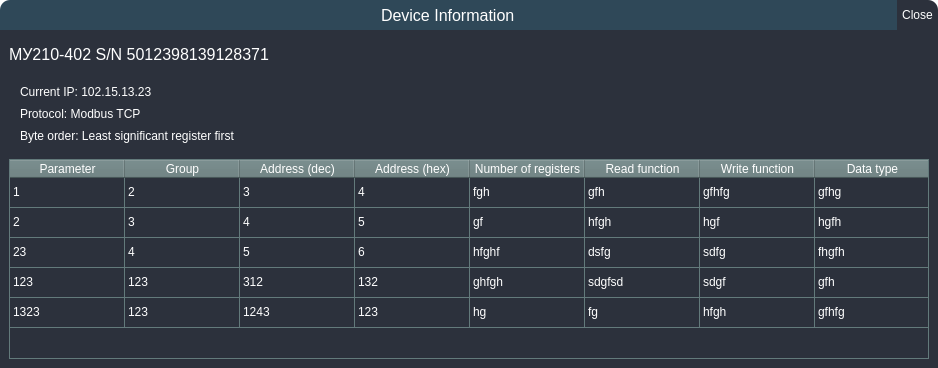
First picture: the form in UI/forms/DeviceParamListWindow.ui, repository romangolovkou/AQteck_toolMAX, before the edit.
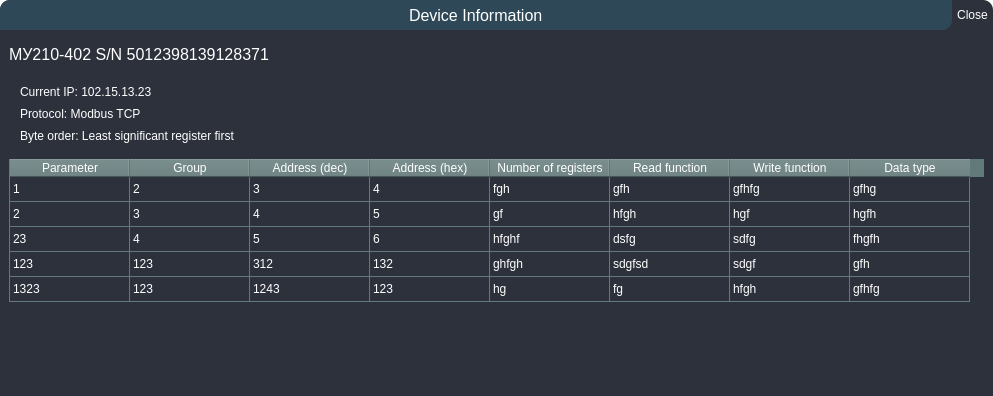
Second picture: the form after the edit. Custom widgets are drawn as their Qt base class.

Commit message: New Param list window Just try resize any column and enjoy it

Diff of the .ui file:
```diff
--- a/UI/forms/DeviceParamListWindow.ui
+++ b/UI/forms/DeviceParamListWindow.ui
@@ -6,8 +6,8 @@
    <rect>
     <x>0</x>
     <y>0</y>
-    <width>938</width>
-    <height>368</height>
+    <width>979</width>
+    <height>396</height>
    </rect>
   </property>
   <property name="windowTitle">
@@ -23,22 +23,24 @@
 	color: #fff;
 }
 
+#toolboxFrame {
+	border-top-left-radius: 10px;
+	background-color: #2c313c;
+	border-top-right-radius: 10px;
+}
+
 #windowNameFrame {
 	border-top-left-radius: 10px;
+	border-bottom-right-radius: 10px;
 	background-color: #2F4858;
 }
 
-#btnFrame {
-	border-top-right-radius: 10px;
-	background-color: #2c313c;
-}
-
 #mainFrame {
 	background-color: #2c313c;
 }
 
 #tableFrame {
-	border: 1px solid #637A7B;
+	border-left: 1px solid #637A7B;
 }
 
 QLabel {
@@ -265,8 +267,14 @@
         </layout>
        </widget>
       </item>
-      <item>
+      <item alignment="Qt::AlignTop">
        <widget class="QFrame" name="tableFrame">
+        <property name="sizePolicy">
+         <sizepolicy hsizetype="MinimumExpanding" vsizetype="MinimumExpanding">
+          <horstretch>0</horstretch>
+          <verstretch>0</verstretch>
+         </sizepolicy>
+        </property>
         <property name="frameShape">
          <enum>QFrame::StyledPanel</enum>
         </property>
@@ -289,23 +297,26 @@
          <property name="bottomMargin">
           <number>0</number>
          </property>
-         <item>
-          <widget class="AqParamListTable" name="tableView">
+         <item alignment="Qt::AlignTop">
+          <widget class="AqParamListTableWidget" name="tableView">
            <property name="sizePolicy">
-            <sizepolicy hsizetype="Expanding" vsizetype="Expanding">
+            <sizepolicy hsizetype="MinimumExpanding" vsizetype="MinimumExpanding">
              <horstretch>0</horstretch>
              <verstretch>0</verstretch>
             </sizepolicy>
            </property>
            <property name="minimumSize">
             <size>
-             <width>918</width>
+             <width>0</width>
              <height>0</height>
             </size>
            </property>
            <property name="horizontalScrollBarPolicy">
             <enum>Qt::ScrollBarAlwaysOff</enum>
            </property>
+           <property name="sizeAdjustPolicy">
+            <enum>QAbstractScrollArea::AdjustToContents</enum>
+           </property>
            <property name="selectionBehavior">
             <enum>QAbstractItemView::SelectRows</enum>
            </property>
@@ -316,10 +327,10 @@
             <bool>true</bool>
            </attribute>
            <attribute name="horizontalHeaderMinimumSectionSize">
-            <number>115</number>
+            <number>120</number>
            </attribute>
            <attribute name="horizontalHeaderDefaultSectionSize">
-            <number>115</number>
+            <number>120</number>
            </attribute>
            <attribute name="horizontalHeaderHighlightSections">
             <bool>false</bool>
@@ -330,6 +341,12 @@
            <attribute name="verticalHeaderVisible">
             <bool>false</bool>
            </attribute>
+           <attribute name="verticalHeaderMinimumSectionSize">
+            <number>25</number>
+           </attribute>
+           <attribute name="verticalHeaderDefaultSectionSize">
+            <number>25</number>
+           </attribute>
            <attribute name="verticalHeaderHighlightSections">
             <bool>false</bool>
            </attribute>
@@ -603,6 +620,19 @@
         </layout>
        </widget>
       </item>
+      <item>
+       <spacer name="verticalSpacer">
+        <property name="orientation">
+         <enum>Qt::Vertical</enum>
+        </property>
+        <property name="sizeHint" stdset="0">
+         <size>
+          <width>20</width>
+          <height>0</height>
+         </size>
+        </property>
+       </spacer>
+      </item>
      </layout>
     </widget>
    </item>
@@ -612,13 +642,13 @@
   <customwidget>
    <class>AqParamListInfoFrame</class>
    <extends>QFrame</extends>
-   <header location="global">AqWindows.AqParamListInfoFrame.h</header>
+   <header location="global">AqDeviceParamWindow.AqParamListWidget.h</header>
    <container>1</container>
   </customwidget>
   <customwidget>
-   <class>AqParamListTable</class>
+   <class>AqParamListTableWidget</class>
    <extends>QTableWidget</extends>
-   <header location="global">AqWindows.AqParamListTable.h</header>
+   <header location="global">AqDeviceParamWindow.AqParamListWidget.h</header>
   </customwidget>
  </customwidgets>
  <resources/>
```
The commit also changes 5 other files.
